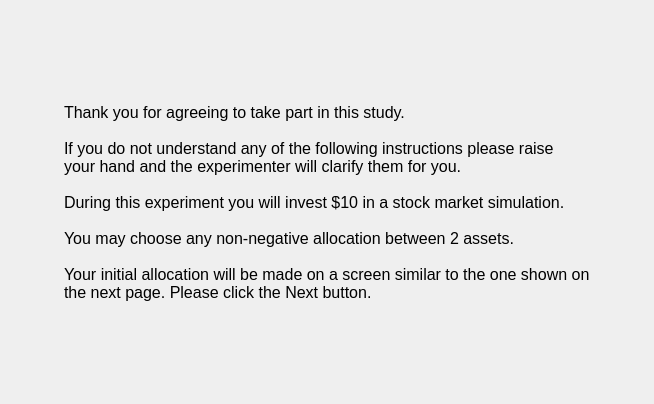
dwattttt/marketsim, file MarketSimulation/instructionscreen1.ui: the form before one commit.
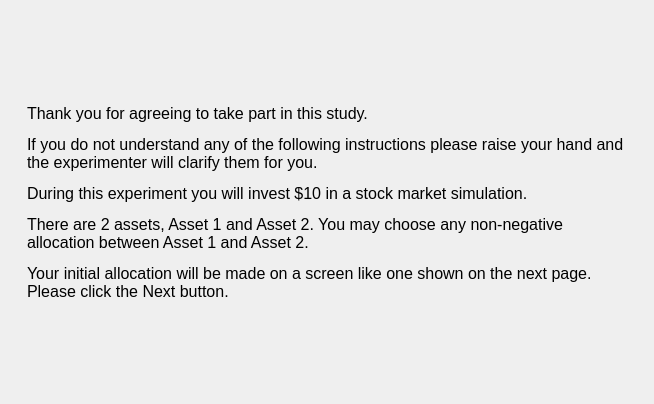
The form after the commit.

Commit message: Completed all of the easy required changes from Digsy  * Screen 2 text  * Screen 3 text, centering  * Screen 5 text, centering  * Screen 6 text, centering  * Screen 7 text  * Screen 8 text  * Screen 9 text  * Screen 10 text  * Screen 12 text  * Initial allocation - added axis, prevent next until allocation submitted, text, centering  * Block decryption test once one round completed  * Rename total wealth to investment value  * Relocate wealth and time labels along bottom  * Add encrypted/decrypted labels to decryption widget  * Added final score screen

```diff
--- a/MarketSimulation/instructionscreen1.ui
+++ b/MarketSimulation/instructionscreen1.ui
@@ -44,23 +44,22 @@
      </item>
      <item>
       <widget class="QLabel" name="label">
+       <property name="minimumSize">
+        <size>
+         <width>600</width>
+         <height>0</height>
+        </size>
+       </property>
        <property name="font">
         <font>
          <pointsize>12</pointsize>
         </font>
        </property>
        <property name="text">
-        <string>Thank you for agreeing to take part in this study.
-
-If you do not understand any of the following instructions please raise
-your hand and the experimenter will clarify them for you.
-
-During this experiment you will invest $10 in a stock market simulation.
-
-You may choose any non-negative allocation between 2 assets.
-
-Your initial allocation will be made on a screen similar to the one shown on
-the next page. Please click the Next button.</string>
+        <string>&lt;html&gt;&lt;head/&gt;&lt;body&gt;&lt;p&gt;Thank you for agreeing to take part in this study.&lt;/p&gt;&lt;p&gt;If you do not understand any of the following instructions please raise your hand and the experimenter will clarify them for you.&lt;/p&gt;&lt;p&gt;During this experiment you will invest $10 in a stock market simulation.&lt;/p&gt;&lt;p&gt;There are 2 assets, Asset 1 and Asset 2. You may choose any non-negative allocation between Asset 1 and Asset 2.&lt;/p&gt;&lt;p&gt;Your initial allocation will be made on a screen like one shown on the next page. Please click the Next button.&lt;/p&gt;&lt;/body&gt;&lt;/html&gt;</string>
+       </property>
+       <property name="wordWrap">
+        <bool>true</bool>
        </property>
       </widget>
      </item>
```
The commit also changes 26 other files.
